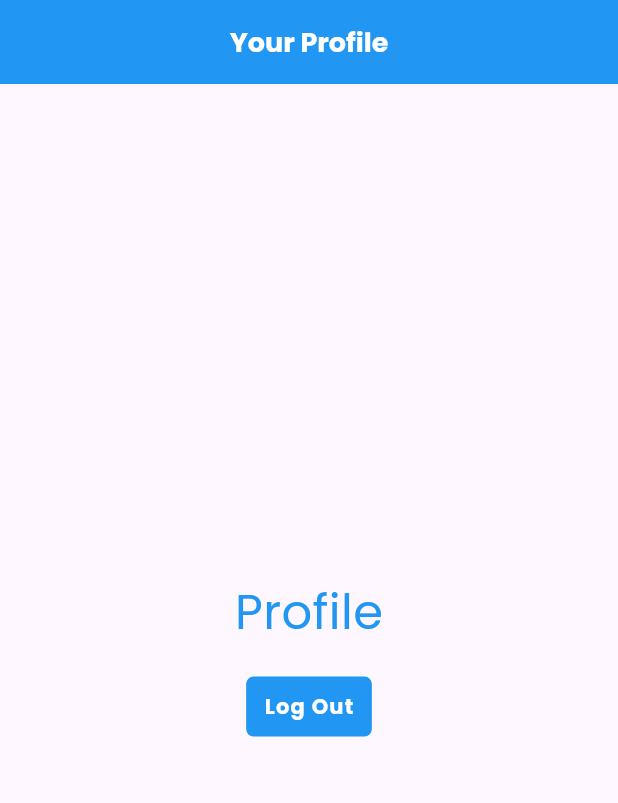
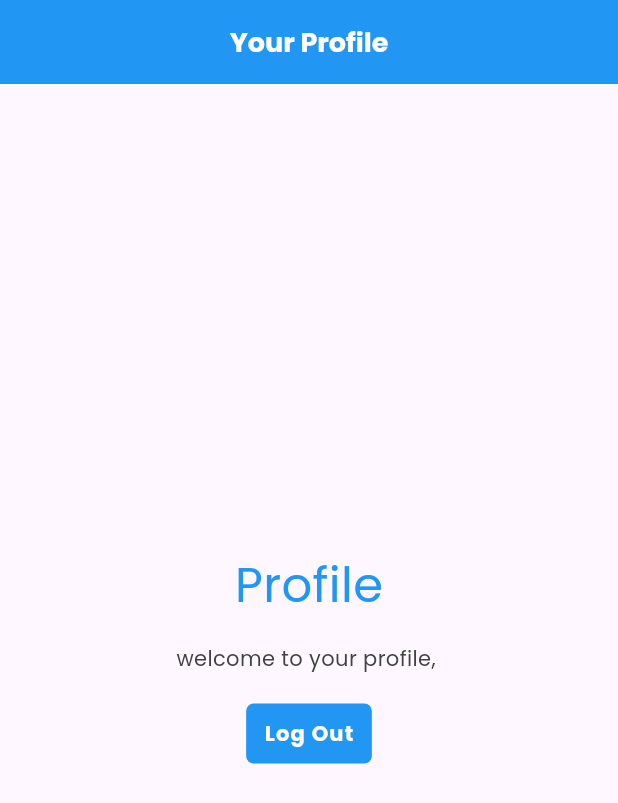
Before and after one commit to furkanakagndz/flutter_fb_auth, a Flutter app: the screen it shows once a user with an empty profile is signed in, on a phone screen of 412 x 824 dp. Shown: the top 803 px of the screen. Run offline on Flutter 3.47's test engine with Material 3 defaults, Android fonts, the phone set to English and light mode, and no system bars; our stand-ins replace firebase_auth, firebase_core, flutter_riverpod, google_fonts; accounts and stored records are empty.

Commit message:
showing mail on the profile screen

```diff
--- a/lib/main.dart
+++ b/lib/main.dart
@@ -41,7 +41,7 @@ class MyApp extends StatelessWidget {
               if (value == null) {
                 return const WelcomeScreen();
               }
-              return const ProfileScreen();
+              return ProfileScreen(user: value);
             },
             error: (error, _) => const Text('error loading auth status...'),
             loading: () => const Text('loading...')
--- a/lib/screens/profile/profile.dart
+++ b/lib/screens/profile/profile.dart
@@ -1,10 +1,13 @@
 import 'package:flutter/material.dart';
+import 'package:flutter_auth_tut/models/app_user.dart';
 import 'package:flutter_auth_tut/services/auth_service.dart';
 import 'package:flutter_auth_tut/shared/styled_button.dart';
 import 'package:flutter_auth_tut/shared/styled_text.dart';
 
 class ProfileScreen extends StatelessWidget {
-  const ProfileScreen({super.key});
+  const ProfileScreen({super.key, required this.user});
+
+  final AppUser user;
 
   @override
   Widget build(BuildContext context) {
@@ -25,6 +28,8 @@ class ProfileScreen extends StatelessWidget {
             const SizedBox(height: 16),
 
             // outout user email later
+            StyledBodyText('welcome to your profile, ${user.email}'),
+            const SizedBox(height: 16),
 
             StyledButton(
               onPressed: () {
```
